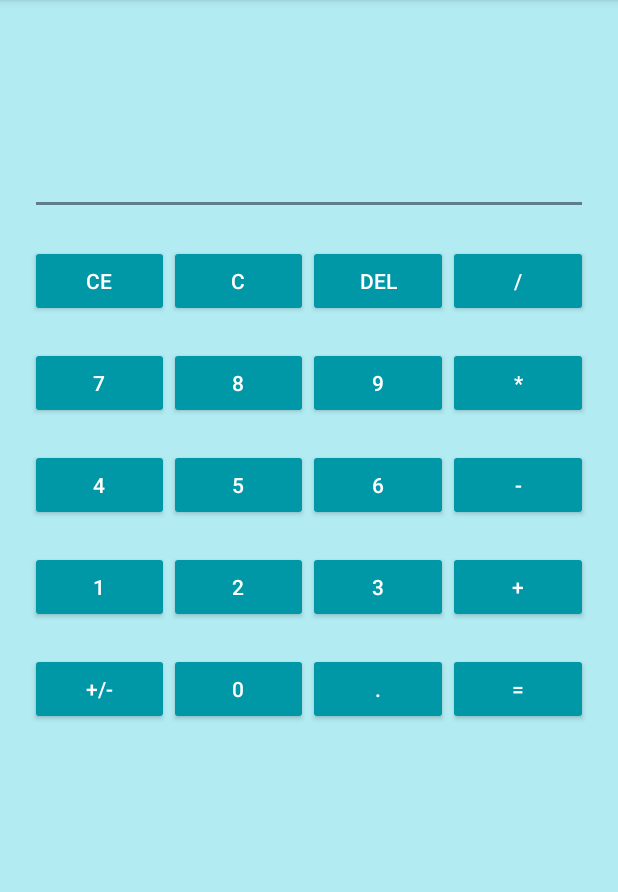
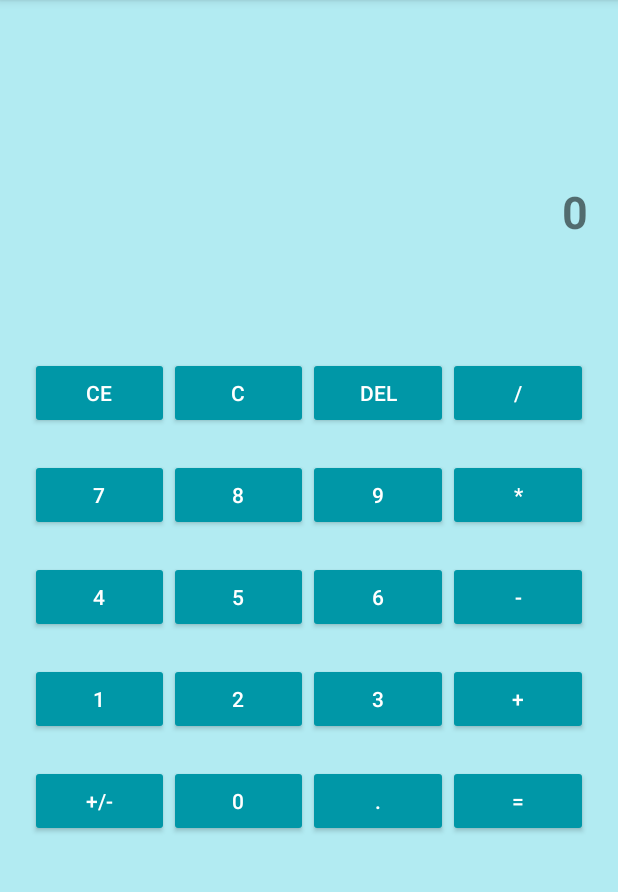
Before and after one commit to Mike-Stupich/CalculatorApp, an Android app: the screen it shows after launch (MainActivity), on a phone screen of 412 x 824 dp, the part 84-976 px from its top. Run offline under Robolectric (Android 15) with nearby library versions, the phone set to English and light mode, and no system bars.

Commit message:
Completed general brains, calc is now completely functional

```diff
--- a/app/src/main/java/com/example/calculatorapp/MainActivity.kt
+++ b/app/src/main/java/com/example/calculatorapp/MainActivity.kt
@@ -2,11 +2,118 @@ package com.example.calculatorapp
 
 import androidx.appcompat.app.AppCompatActivity
 import android.os.Bundle
+import kotlinx.android.synthetic.main.activity_main.*
 
 class MainActivity : AppCompatActivity() {
-
     override fun onCreate(savedInstanceState: Bundle?) {
         super.onCreate(savedInstanceState)
         setContentView(R.layout.activity_main)
+
+        var lastOp = '~'
+        var lastVal = "0"
+
+        btnEquals.setOnClickListener{
+            val result = getResult(tvResult.text.toString().trim(), lastVal, lastOp)
+            tvResult.text = result
+        }
+        btn0.setOnClickListener{
+            tvResult.text = numberInput(tvResult.text.toString(), '0')
+        }
+        btn1.setOnClickListener{
+            tvResult.text = numberInput(tvResult.text.toString(), '1')
+        }
+        btn2.setOnClickListener{
+            tvResult.text = numberInput(tvResult.text.toString(), '2')
+        }
+        btn3.setOnClickListener{
+            tvResult.text = numberInput(tvResult.text.toString(), '3')
+        }
+        btn4.setOnClickListener{
+            tvResult.text = numberInput(tvResult.text.toString(), '4')
+        }
+        btn5.setOnClickListener{
+            tvResult.text = numberInput(tvResult.text.toString(), '5')
+        }
+        btn6.setOnClickListener{
+            tvResult.text = numberInput(tvResult.text.toString(), '6')
+        }
+        btn7.setOnClickListener{
+            tvResult.text = numberInput(tvResult.text.toString(), '7')
+        }
+        btn8.setOnClickListener{
+            tvResult.text = numberInput(tvResult.text.toString(), '8')
+        }
+        btn9.setOnClickListener{
+            tvResult.text = numberInput(tvResult.text.toString(), '9')
+        }
+        btnDecimal.setOnClickListener{
+            val currInput = tvResult.text.toString().trim()
+            if (!currInput.contains('.')) {
+                tvResult.text = String.format("%s%c", currInput, '.')
+            }
+        }
+        btnC.setOnClickListener{
+            tvResult.text = "0"
+            lastOp = '~'
+            lastVal = "0"
+            tvHistory.text = ""
+        }
+
+        btnCE.setOnClickListener{
+            tvResult.text = "0"
+        }
+
+        btnPlus.setOnClickListener{
+            lastVal = tvResult.text.toString().trim()
+            lastOp = '+'
+            tvResult.text = "0"
+        }
+        btnMinus.setOnClickListener{
+            lastVal = tvResult.text.toString().trim()
+            lastOp = '-'
+            tvResult.text = "0"
+        }
+        btnDiv.setOnClickListener{
+            lastVal = tvResult.text.toString().trim()
+            lastOp = '/'
+            tvResult.text = "0"
+        }
+        btnMul.setOnClickListener{
+            lastVal = tvResult.text.toString().trim()
+            lastOp = '*'
+            tvResult.text = "0"
+
+        }
+        btnNeg.setOnClickListener {
+            if (tvResult.text.startsWith('-')) {
+                tvResult.text = tvResult.text.toString().drop(1)
+            } else {
+                tvResult.text = String.format("%c%s", '-', tvResult.text.toString())
+            }
+        }
     }
+
+    private fun addToHistory(oldHist: String, value: String, op: String) {
+
+    }
+
+    private fun getResult(toCompute: String, lastVal: String, lastOp: Char) : String {
+        var retVal ="ERROR"
+        if (lastOp == '~') { return toCompute }
+        when(lastOp) {
+            '+' -> retVal = (lastVal.toDouble() + toCompute.toDouble()).toString()
+            '-' -> retVal = (lastVal.toDouble() - toCompute.toDouble()).toString()
+            '*' -> retVal = (lastVal.toDouble() * toCompute.toDouble()).toString()
+            '/' -> retVal = (lastVal.toDouble() / toCompute.toDouble()).toString()
+        }
+        retVal = retVal.removeSuffix(".0")
+        return retVal
+    }
+
+    private fun numberInput(oldNum: String, numToAdd: Char): String {
+        if (oldNum == "0") { return numToAdd.toString() }
+        return String.format("%s%s", oldNum, numToAdd)
+    }
+
+
 }
--- a/app/src/main/res/layout/activity_main.xml
+++ b/app/src/main/res/layout/activity_main.xml
@@ -8,14 +8,18 @@
         android:orientation="vertical"
         tools:context=".MainActivity"
         android:background="@color/colorPrimaryLight">
-    <EditText
+    <TextView
             android:layout_width="match_parent"
-            android:layout_height="123dp"
-            android:inputType="number"
-            android:ems="10"
-            android:id="@+id/etResult" android:layout_marginLeft="20dp" android:layout_marginTop="20dp"
-            android:layout_marginRight="20dp" android:importantForAutofill="no" android:textAlignment="textEnd"
-            android:textSize="24sp"/>
+            android:layout_height="wrap_content" android:id="@+id/tvHistory" android:textSize="18sp"
+            android:textStyle="bold" android:layout_marginTop="20dp" android:layout_marginRight="20dp"
+            android:layout_marginLeft="20dp" android:gravity="end"/>
+    <TextView
+            android:text="@string/_0"
+            android:layout_width="match_parent"
+            android:layout_height="153dp" android:id="@+id/tvResult" android:layout_marginLeft="20dp"
+            android:layout_marginTop="20dp" android:layout_marginRight="20dp" android:textSize="30sp"
+            android:textStyle="bold"
+            android:gravity="end|center_vertical"/>
     <LinearLayout
             android:orientation="horizontal"
             android:layout_width="match_parent"
@@ -24,26 +28,26 @@
         <Button
                 android:text="@string/clear_error"
                 android:layout_width="wrap_content"
-                android:layout_height="wrap_content" android:id="@+id/button" android:layout_weight="1"
+                android:layout_height="wrap_content" android:id="@+id/btnCE" android:layout_weight="1"
                 android:backgroundTint="@color/colorPrimaryDark" android:textColor="#FFFFFF"
                 tools:ignore="ButtonStyle"/>
         <Button
                 android:text="@string/clear"
                 android:layout_width="wrap_content"
-                android:layout_height="wrap_content" android:id="@+id/button2" android:layout_weight="1"
+                android:layout_height="wrap_content" android:id="@+id/btnC" android:layout_weight="1"
                 android:textColor="#FFFFFF" android:backgroundTint="@color/colorPrimaryDark"
                 tools:ignore="ButtonStyle"/>
         <Button
                 android:text="@string/del"
                 tools:ignore="ButtonStyle"
                 android:layout_width="wrap_content"
-                android:layout_height="wrap_content" android:id="@+id/btn13" android:layout_weight="1"
+                android:layout_height="wrap_content" android:id="@+id/btnDel" android:layout_weight="1"
                 android:textColor="#FFFFFF" android:backgroundTint="@color/colorPrimaryDark"/>
         <Button
                 android:text="@string/divide"
                 tools:ignore="ButtonStyle"
                 android:layout_width="wrap_content"
-                android:layout_height="wrap_content" android:id="@+id/button4" android:layout_weight="1"
+                android:layout_height="wrap_content" android:id="@+id/btnDiv" android:layout_weight="1"
                 android:textColor="#FFFFFF" android:backgroundTint="@color/colorPrimaryDark"/>
     </LinearLayout>
     <LinearLayout
@@ -55,25 +59,25 @@
                 android:text="@string/_7"
                 tools:ignore="ButtonStyle"
                 android:layout_width="wrap_content"
-                android:layout_height="wrap_content" android:id="@+id/button5" android:layout_weight="1"
+                android:layout_height="wrap_content" android:id="@+id/btn7" android:layout_weight="1"
                 android:textColor="#FFFFFF" android:backgroundTint="@color/colorPrimaryDark"/>
         <Button
                 android:text="@string/_8"
                 tools:ignore="ButtonStyle"
                 android:layout_width="wrap_content"
-                android:layout_height="wrap_content" android:id="@+id/button6" android:layout_weight="1"
+                android:layout_height="wrap_content" android:id="@+id/btn8" android:layout_weight="1"
                 android:textColor="#FFFFFF" android:backgroundTint="@color/colorPrimaryDark"/>
         <Button
                 android:text="@string/_9"
                 tools:ignore="ButtonStyle"
                 android:layout_width="wrap_content"
-                android:layout_height="wrap_content" android:id="@+id/button7" android:layout_weight="1"
+                android:layout_height="wrap_content" android:id="@+id/btn9" android:layout_weight="1"
                 android:textColor="#FFFFFF" android:backgroundTint="@color/colorPrimaryDark"/>
         <Button
                 android:text="@string/multiply"
                 tools:ignore="ButtonStyle"
                 android:layout_width="wrap_content"
-                android:layout_height="wrap_content" android:id="@+id/button8" android:layout_weight="1"
+                android:layout_height="wrap_content" android:id="@+id/btnMul" android:layout_weight="1"
                 android:textColor="#FFFFFF" android:backgroundTint="@color/colorPrimaryDark"/>
     </LinearLayout>
     <LinearLayout
@@ -85,25 +89,25 @@
                 android:text="@string/_4"
                 tools:ignore="ButtonStyle"
                 android:layout_width="wrap_content"
-                android:layout_height="wrap_content" android:id="@+id/button11" android:layout_weight="1"
+                android:layout_height="wrap_content" android:id="@+id/btn4" android:layout_weight="1"
                 android:textColor="#FFFFFF" android:backgroundTint="@color/colorPrimaryDark"/>
         <Button
                 android:text="@string/_5"
                 tools:ignore="ButtonStyle"
                 android:layout_width="wrap_content"
-                android:layout_height="wrap_content" android:id="@+id/button12" android:layout_weight="1"
+                android:layout_height="wrap_content" android:id="@+id/btn5" android:layout_weight="1"
                 android:textColor="#FFFFFF" android:backgroundTint="@color/colorPrimaryDark"/>
         <Button
                 android:text="@string/_6"
                 tools:ignore="ButtonStyle"
                 android:layout_width="wrap_content"
-                android:layout_height="wrap_content" android:id="@+id/button14" android:layout_weight="1"
+                android:layout_height="wrap_content" android:id="@+id/btn6" android:layout_weight="1"
                 android:textColor="#FFFFFF" android:backgroundTint="@color/colorPrimaryDark"/>
         <Button
                 android:text="@string/minus"
                 tools:ignore="ButtonStyle"
                 android:layout_width="wrap_content"
-                android:layout_height="wrap_content" android:id="@+id/button13" android:layout_weight="1"
+                android:layout_height="wrap_content" android:id="@+id/btnMinus" android:layout_weight="1"
                 android:textColor="#FFFFFF" android:backgroundTint="@color/colorPrimaryDark"/>
     </LinearLayout>
     <LinearLayout
@@ -115,25 +119,25 @@
                 android:text="@string/_1"
                 tools:ignore="ButtonStyle"
                 android:layout_width="wrap_content"
-                android:layout_height="wrap_content" android:id="@+id/button15" android:layout_weight="1"
+                android:layout_height="wrap_content" android:id="@+id/btn1" android:layout_weight="1"
                 android:textColor="#FFFFFF" android:backgroundTint="@color/colorPrimaryDark"/>
         <Button
                 android:text="@string/_2"
                 tools:ignore="ButtonStyle"
                 android:layout_width="wrap_content"
-                android:layout_height="wrap_content" android:id="@+id/button16" android:layout_weight="1"
+                android:layout_height="wrap_content" android:id="@+id/btn2" android:layout_weight="1"
                 android:textColor="#FFFFFF" android:backgroundTint="@color/colorPrimaryDark"/>
         <Button
                 android:text="@string/_3"
                 tools:ignore="ButtonStyle"
                 android:layout_width="wrap_content"
-                android:layout_height="wrap_content" android:id="@+id/button17" android:layout_weight="1"
+                android:layout_height="wrap_content" android:id="@+id/btn3" android:layout_weight="1"
                 android:textColor="#FFFFFF" android:backgroundTint="@color/colorPrimaryDark"/>
         <Button
                 android:text="@string/plus"
                 tools:ignore="ButtonStyle"
                 android:layout_width="wrap_content"
-                android:layout_height="wrap_content" android:id="@+id/button18" android:layout_weight="1"
+                android:layout_height="wrap_content" android:id="@+id/btnPlus" android:layout_weight="1"
                 android:textColor="#FFFFFF" android:backgroundTint="@color/colorPrimaryDark"/>
     </LinearLayout>
     <LinearLayout
@@ -145,25 +149,25 @@
                 android:text="@string/negative"
                 tools:ignore="ButtonStyle"
                 android:layout_width="wrap_content"
-                android:layout_height="wrap_content" android:id="@+id/button19" android:layout_weight="1"
+                android:layout_height="wrap_content" android:id="@+id/btnNeg" android:layout_weight="1"
                 android:textColor="#FFFFFF" android:backgroundTint="@color/colorPrimaryDark"/>
         <Button
                 android:text="@string/_0"
                 tools:ignore="ButtonStyle"
                 android:layout_width="wrap_content"
-                android:layout_height="wrap_content" android:id="@+id/button20" android:layout_weight="1"
+                android:layout_height="wrap_content" android:id="@+id/btn0" android:layout_weight="1"
                 android:textColor="#FFFFFF" android:backgroundTint="@color/colorPrimaryDark"/>
         <Button
                 android:text="@string/decimal"
                 tools:ignore="ButtonStyle"
                 android:layout_width="wrap_content"
-                android:layout_height="wrap_content" android:id="@+id/button21" android:layout_weight="1"
+                android:layout_height="wrap_content" android:id="@+id/btnDecimal" android:layout_weight="1"
                 android:textColor="#FFFFFF" android:backgroundTint="@color/colorPrimaryDark"/>
         <Button
                 android:text="@string/equals"
                 tools:ignore="ButtonStyle"
                 android:layout_width="wrap_content"
-                android:layout_height="wrap_content" android:id="@+id/button22" android:layout_weight="1"
+                android:layout_height="wrap_content" android:id="@+id/btnEquals" android:layout_weight="1"
                 android:textColor="#FFFFFF" android:backgroundTint="@color/colorPrimaryDark"/>
     </LinearLayout>
 </LinearLayout>
```
